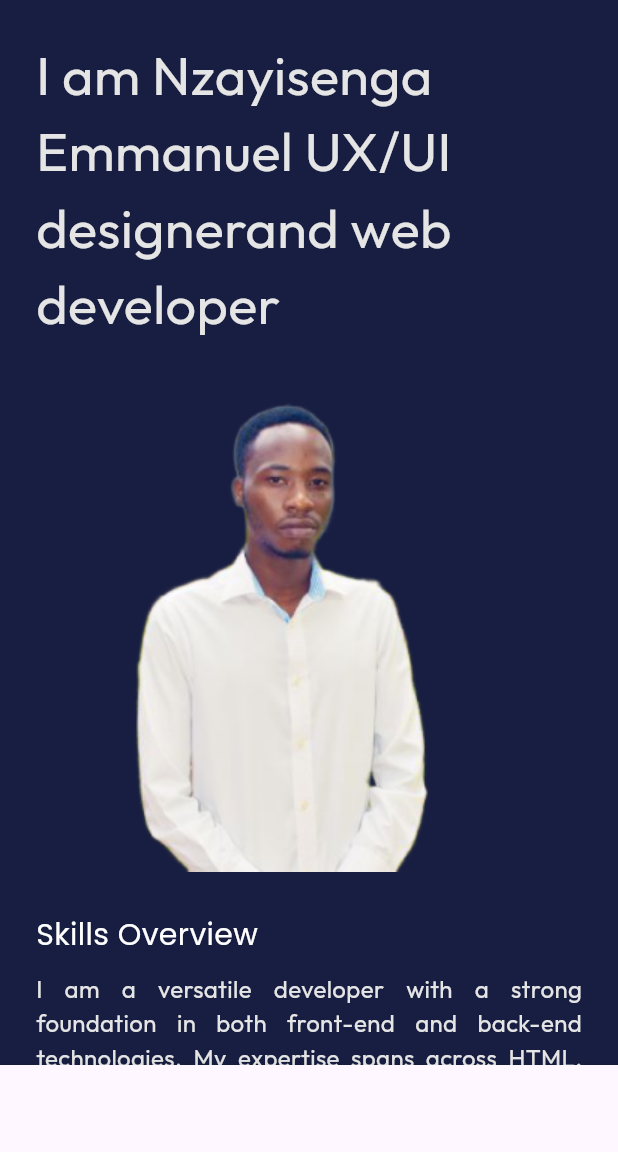
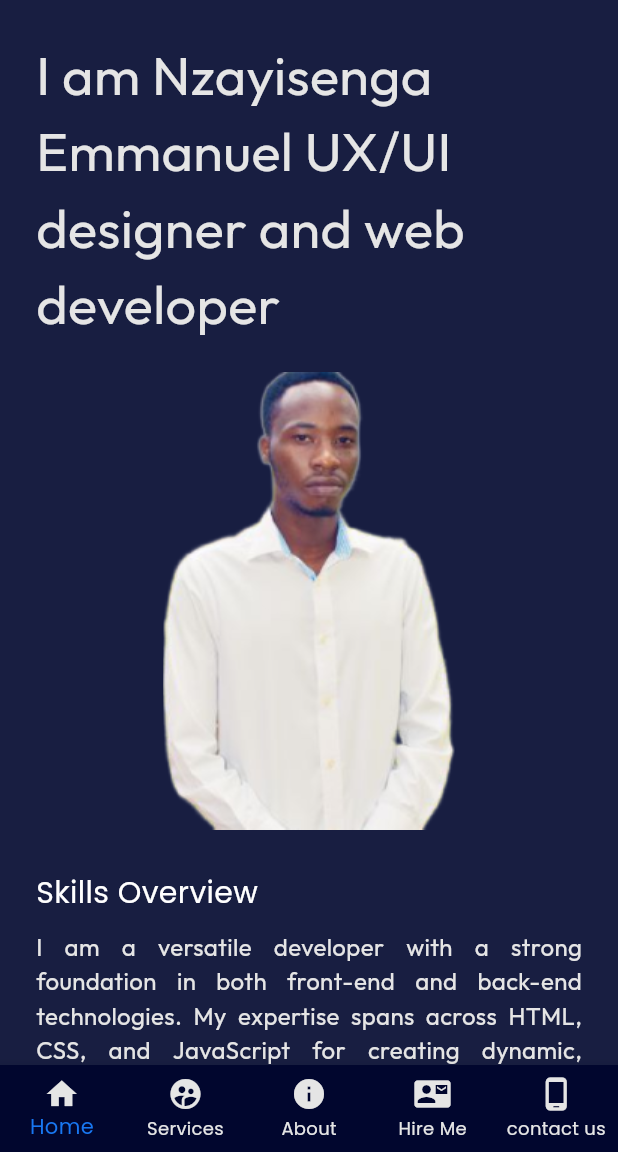
Before and after one commit to nzayisengaemmy939/flutter-potifolio, a Flutter app: the screen it shows after launch, on a phone screen of 412 x 824 dp, the part 84-1236 px from its top. Run offline on Flutter 3.47's test engine with Material 3 defaults, Android fonts, the phone set to English and light mode, and no system bars.

Commit message:
adding chnages

```diff
--- a/lib/components/app_card.dart
+++ b/lib/components/app_card.dart
@@ -76,7 +76,7 @@ class AppCard extends StatelessWidget {
                 const SizedBox(width: 20),
                 Text(
                   text2, // Pass the text dynamically, it should be parameterized
-                  style: TextStyle(color: AppColors1.font),
+                  style: const TextStyle(color: AppColors1.font),
                 ),
               ],
             ),
--- a/lib/components/bottom_nav.dart
+++ b/lib/components/bottom_nav.dart
@@ -1,20 +1,67 @@
 import 'package:flutter/material.dart';
 import 'package:flutter_potifolio/colors.dart';
+import 'package:flutter_potifolio/pages/about_me.dart';
+import 'package:flutter_potifolio/pages/home.dart';
 
-class BottomNav extends StatelessWidget {
+
+class BottomNav extends StatefulWidget {
   const BottomNav({super.key});
 
   @override
+  State<BottomNav> createState() => _BottomNavState();
+}
+
+class _BottomNavState extends State<BottomNav> {
+  int _currentIndex = 0;  // Default index is 0, so HomePage is the default page
+
+  // Pages for each BottomNav item
+  final List<Widget> _pages = [
+    const HomePage(),
+  const Center(child: Text("mmmmmmmmmmmm"),),
+  const AboutMe(),
+    const Center(child: Text("mmmmmmmmmmmm")),
+     const Center(child: Text("mmmmmmmmmmmm"),
+    )
+  ];
+
+  @override
   Widget build(BuildContext context) {
-    return BottomNavigationBar(
-      backgroundColor: AppColors1.cardBackground,
-      items: const <BottomNavigationBarItem>[
-
-      BottomNavigationBarItem(icon: Icon(Icons.home), label: "Home"),
-      BottomNavigationBarItem(icon: Icon(Icons.home), label: "Services"),
-      BottomNavigationBarItem(icon: Icon(Icons.home), label: "About"),
-      BottomNavigationBarItem(icon: Icon(Icons.home), label: "Hire Me"),
-
-    ]);
+    return Scaffold(
+      body: _pages[_currentIndex],  // Display the selected page
+      bottomNavigationBar: BottomNavigationBar(
+        currentIndex: _currentIndex,  // Track selected index
+        backgroundColor: AppColors1.cardBackground,
+        type: BottomNavigationBarType.fixed,
+       selectedItemColor: const Color(0xff1877F2),  // Color for selected item
+        unselectedItemColor: AppColors1.font,
+        items: const <BottomNavigationBarItem>[
+          BottomNavigationBarItem(
+            icon: Icon(Icons.home, color: AppColors1.font),
+            label: "Home",
+          ),
+          BottomNavigationBarItem(
+            icon: Icon(Icons.supervised_user_circle_rounded, color: AppColors1.font),
+            label: "Services",
+          ),
+          BottomNavigationBarItem(
+            icon: Icon(Icons.info, color: AppColors1.font),
+            label: "About",
+          ),
+          BottomNavigationBarItem(
+            icon: Icon(Icons.contact_mail, color: AppColors1.font),
+            label: "Hire Me",
+          ),
+           BottomNavigationBarItem(
+            icon: Icon(Icons.phone_android_outlined, color: AppColors1.font),
+            label: "contact us",
+          ),
+        ],
+        onTap: (index) {
+          setState(() {
+            _currentIndex = index;  // Update the selected index
+          });
+        },
+      ),
+    );
   }
 }
--- /dev/null
+++ b/lib/config/app_route.dart
@@ -0,0 +1,18 @@
+
+import 'package:flutter_potifolio/components/bottom_nav.dart';
+import 'package:flutter_potifolio/pages/about_me.dart';
+import 'package:flutter_potifolio/pages/home.dart';
+
+class AppRoute {
+  // Define the routes
+  static const String nav = '/';
+  static const String home='/home';
+   static const String about='/about';
+
+  // Map the routes to corresponding widgets
+  static final routes = {
+    nav: (context) => const BottomNav(),
+    home:(contex)=>const HomePage(),
+    about:(context)=>AboutMe()
+  };
+}
--- a/lib/main.dart
+++ b/lib/main.dart
@@ -1,8 +1,6 @@
 import 'package:flutter/material.dart';
-import 'package:flutter_potifolio/pages/home.dart';
-
-import 'colors.dart';
-
+import 'package:flutter_potifolio/config/app_route.dart';
+import 'package:flutter_potifolio/colors.dart';
 
 void main() {
   runApp(const MyApp());
@@ -14,12 +12,13 @@ class MyApp extends StatelessWidget {
   @override
   Widget build(BuildContext context) {
     return MaterialApp(
+      debugShowCheckedModeBanner: false, // Hide the debug banner
       theme: ThemeData(
-        fontFamily: "Poppins",
+        fontFamily: "Poppins", // Set custom font
         scaffoldBackgroundColor: AppColors1.background, // Custom background color
-        // Dark theme brightness
       ),
-      home: const HomePage(), // Set a home widget
+      initialRoute: AppRoute.nav,  // Set BottomNav as the initial route
+      routes: AppRoute.routes,
     );
   }
 }
--- a/lib/pages/home.dart
+++ b/lib/pages/home.dart
@@ -3,7 +3,6 @@ import 'package:flutter_potifolio/app_styles.dart';
 import 'package:flutter_potifolio/colors.dart';
 import 'package:flutter_potifolio/components/app_bar.dart';
 import 'package:flutter_potifolio/components/app_card.dart';
-import 'package:flutter_potifolio/components/bottom_nav.dart';
 
 class HomePage extends StatelessWidget {
   const HomePage({super.key});
@@ -19,8 +18,7 @@ class HomePage extends StatelessWidget {
             crossAxisAlignment: CrossAxisAlignment.start,
             children: [
               const Text(
-                "I am Nzayisenga Emmanuel UX/UI designer"
-                "and web developer",
+                "I am Nzayisenga Emmanuel UX/UI designer and web developer",
                 style: TextStyle(
                   fontSize: AppStyles.fontsize1,
                   fontFamily: "Outfit",
@@ -28,8 +26,10 @@ class HomePage extends StatelessWidget {
                 ),
               ),
               const SizedBox(height: 20),
-              Image.asset(
-                "assets/images/keen.png",
+              Center(
+                child: Image.asset(
+                  "assets/images/keen.png",
+                ),
               ),
               const SizedBox(height: 28),
               const Text(
@@ -143,7 +143,6 @@ class HomePage extends StatelessWidget {
           ),
         ),
       ),
-      bottomNavigationBar: const BottomNav(),
     );
   }
 }
```
Also changed, not shown: lib/components/app_media.dart (added, +22 -0 lines), lib/pages/about_Me.dart (added, +87 -0 lines), assets/images/fb.png (added), assets/images/ig.png (added), assets/images/in.png (added), assets/images/keen.png, assets/images/x.png (added).
